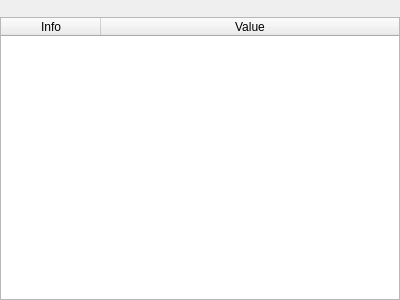
The window that qredis/ui/RedisDbEditor.ui (tiagocoutinho/qredis) describes before a commit, drawn with Qt 5.
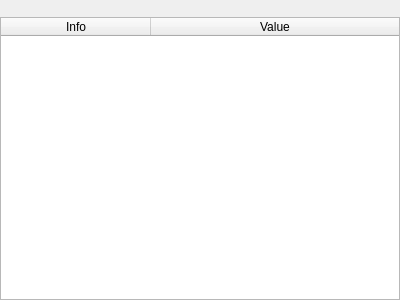
The same window after the commit.

Diff of the .ui file:
```diff
--- a/qredis/ui/RedisDbEditor.ui
+++ b/qredis/ui/RedisDbEditor.ui
@@ -32,6 +32,12 @@
      <property name="alternatingRowColors">
       <bool>true</bool>
      </property>
+     <attribute name="horizontalHeaderDefaultSectionSize">
+      <number>150</number>
+     </attribute>
+     <attribute name="horizontalHeaderMinimumSectionSize">
+      <number>50</number>
+     </attribute>
      <attribute name="horizontalHeaderStretchLastSection">
       <bool>true</bool>
      </attribute>
```
